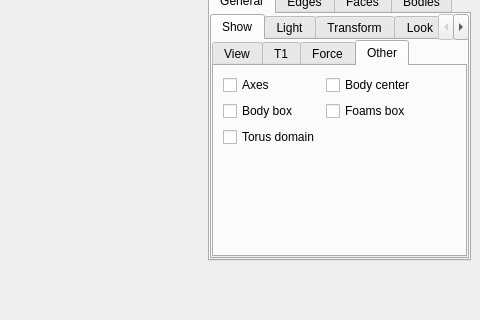
Above: MainWindow.ui from danlipsa/foamvis before the change; both pictures show x 539 to 1019 and y 94 to 414 of the 1019 by 612 pixel window. Below: the same form after it.
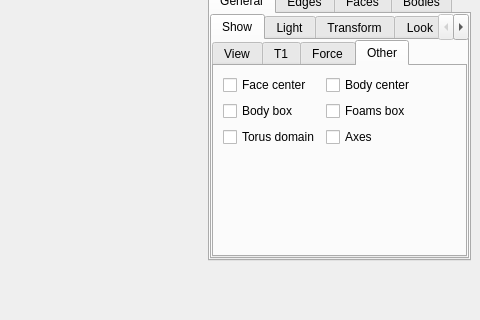
That is the form after the change. The open tabs and pages were chosen to show the change. Custom widgets are drawn as their Qt base class.

```diff
--- a/MainWindow.ui
+++ b/MainWindow.ui
@@ -263,7 +263,7 @@
           </size>
          </property>
          <property name="currentIndex">
-          <number>1</number>
+          <number>0</number>
          </property>
          <widget class="QWidget" name="general">
           <attribute name="title">
@@ -292,7 +292,7 @@
                <item>
                 <widget class="QTabWidget" name="tabWidgetShow">
                  <property name="currentIndex">
-                  <number>0</number>
+                  <number>3</number>
                  </property>
                  <widget class="QWidget" name="tabView">
                   <attribute name="title">
@@ -426,13 +426,9 @@
                    <string>Other</string>
                   </attribute>
                   <layout class="QFormLayout" name="formLayout_11">
-                   <item row="0" column="0">
-                    <widget class="QCheckBox" name="checkBoxAxes">
-                     <property name="text">
-                      <string>Axes</string>
-                     </property>
-                    </widget>
-                   </item>
+                   <property name="fieldGrowthPolicy">
+                    <enum>QFormLayout::AllNonFixedFieldsGrow</enum>
+                   </property>
                    <item row="0" column="1">
                     <widget class="QCheckBox" name="checkBoxBodyCenter">
                      <property name="text">
@@ -447,13 +443,6 @@
                      </property>
                     </widget>
                    </item>
-                   <item row="1" column="0">
-                    <widget class="QCheckBox" name="checkBoxBodiesBoundingBoxes">
-                     <property name="text">
-                      <string>Body box</string>
-                     </property>
-                    </widget>
-                   </item>
                    <item row="2" column="0">
                     <widget class="QCheckBox" name="checkBoxTorusOriginalDomain">
                      <property name="text">
@@ -461,6 +450,27 @@
                      </property>
                     </widget>
                    </item>
+                   <item row="2" column="1">
+                    <widget class="QCheckBox" name="checkBoxAxes">
+                     <property name="text">
+                      <string>Axes</string>
+                     </property>
+                    </widget>
+                   </item>
+                   <item row="0" column="0">
+                    <widget class="QCheckBox" name="checkBoxFaceCenter">
+                     <property name="text">
+                      <string>Face center</string>
+                     </property>
+                    </widget>
+                   </item>
+                   <item row="1" column="0">
+                    <widget class="QCheckBox" name="checkBoxBodiesBoundingBoxes">
+                     <property name="text">
+                      <string>Body box</string>
+                     </property>
+                    </widget>
+                   </item>
                   </layout>
                  </widget>
                 </widget>
```
Left out of the diff: 155 changed lines with no effect on the pictures.
